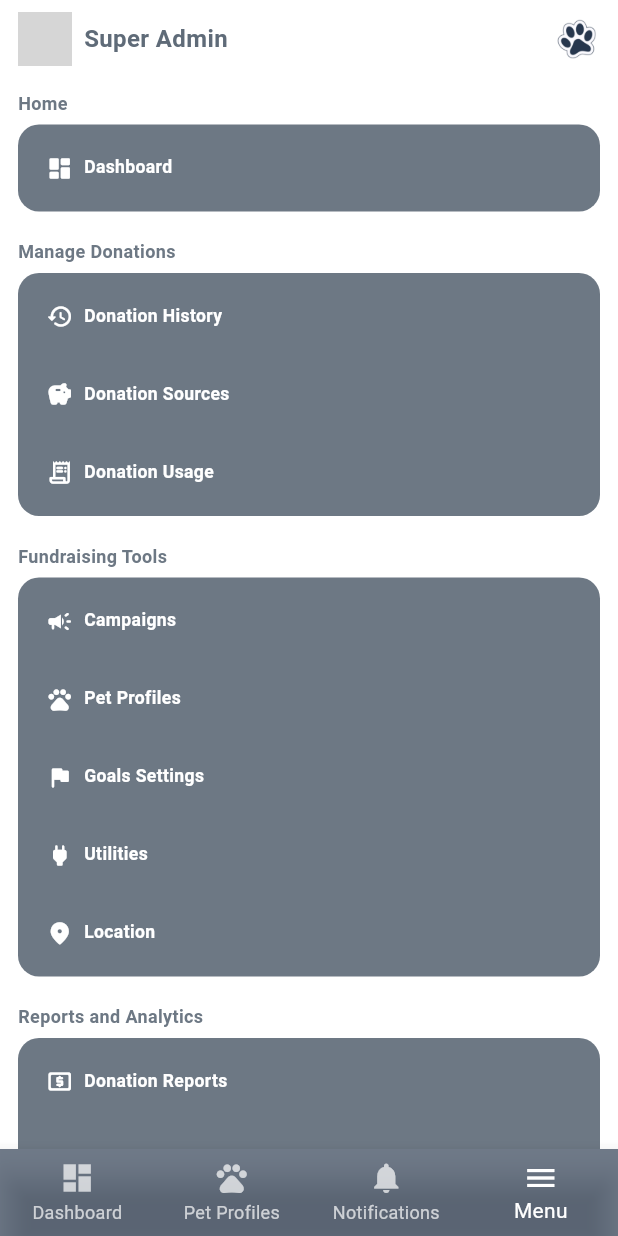
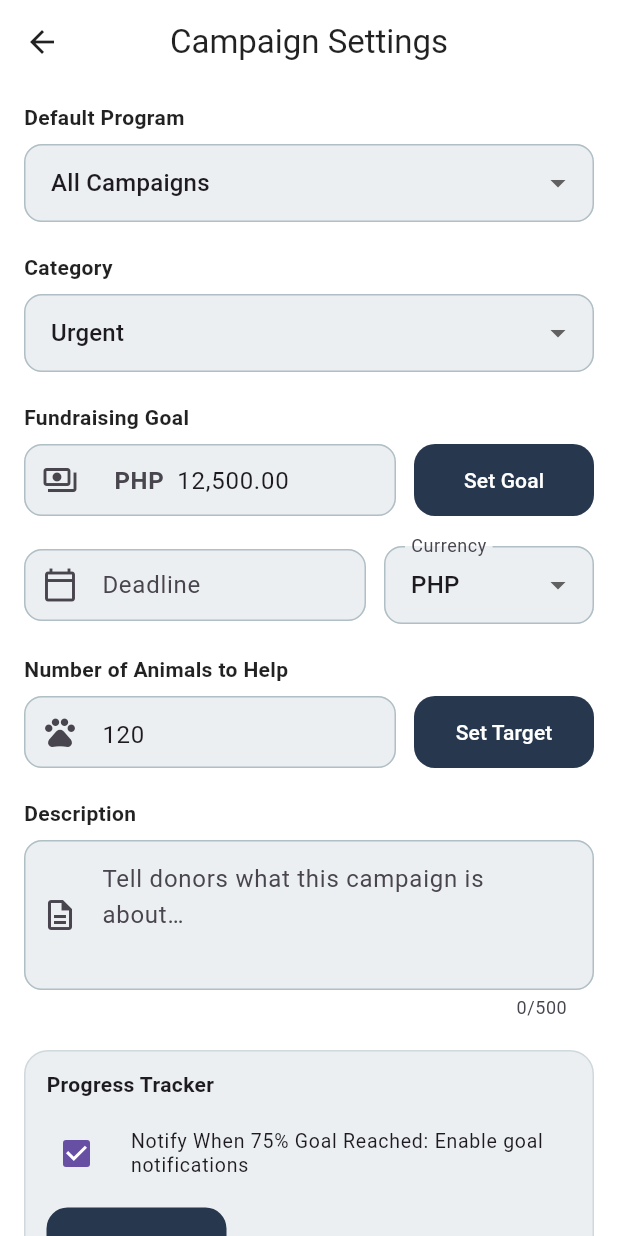
Before and after one commit to justtrona/pawlytics, a Flutter app: the screen it shows after launch, item 4 of the bottom bar chosen, after a tap on "Campaigns", on a phone screen of 412 x 824 dp. Run offline on Flutter 3.47's test engine with Material 3 defaults, Android fonts, the phone set to English and light mode, and no system bars; our stand-ins replace fl_chart, supabase_flutter; accounts and stored records are empty; grey boxes are pictures that could not be loaded.

Commit message:
added campaigns settings

```diff
--- a/lib/route/route.dart
+++ b/lib/route/route.dart
@@ -4,6 +4,7 @@ import 'package:pawlytics/views/admin/admin_widgets/navigation-buttons.dart';
 import 'package:pawlytics/views/get_start/get_started.dart';
 import 'package:pawlytics/views/get_start/login_page.dart';
 import 'package:pawlytics/views/get_start/sign_up.dart';
+import 'package:pawlytics/views/admin/campaigns-settings.dart';
 
 // route navigation list
 
@@ -12,6 +13,7 @@ const String login = 'login';
 const String signup = 'signup';
 const String adminDashboard = 'admin-dashboard';
 const String navigationButtonAdmin = 'navigation-button-admin';
+const String campaignSettings = 'campaigns-settings';
 
 Route<dynamic> controller(RouteSettings settings) {
   switch (settings.name) {
@@ -25,6 +27,8 @@ Route<dynamic> controller(RouteSettings settings) {
       return MaterialPageRoute(builder: (context) => AdminDashboard());
     case navigationButtonAdmin:
       return MaterialPageRoute(builder: (context) => NavigationButtonAdmin());
+    case campaignSettings:
+      return MaterialPageRoute(builder: (context) => CampaignSettingsScreen());
 
     default:
       return MaterialPageRoute(builder: (_) => const NavigationButtonAdmin());
--- a/lib/views/admin/admin-menu.dart
+++ b/lib/views/admin/admin-menu.dart
@@ -1,4 +1,5 @@
 import 'package:flutter/material.dart';
+import 'package:pawlytics/route/route.dart' as route;
 
 const brand = Color(0xFF27374D);
 const sectionBg = Color(0xFFCFD6DE); // soft grey like the mock
@@ -98,10 +99,14 @@ class _menuBarState extends State<menuBar> {
 
                   const _SectionTitle('Fundraising Tools'),
                   _SectionCard(
-                    children: const [
+                    children: [
                       _MenuItem(
                         icon: Icons.campaign_rounded,
                         label: 'Campaigns',
+                        onTap: () => Navigator.pushNamed(
+                          context,
+                          route.campaignSettings,
+                        ),
                       ),
                       _MenuItem(
                         icon: Icons.pets_rounded,
--- a/lib/views/admin/campaigns-main.dart
+++ /dev/null
@@ -1,15 +0,0 @@
-import 'package:flutter/material.dart';
-
-class campaignsMain extends StatefulWidget {
-  const campaignsMain({super.key});
-
-  @override
-  State<campaignsMain> createState() => _campaignsMainState();
-}
-
-class _campaignsMainState extends State<campaignsMain> {
-  @override
-  Widget build(BuildContext context) {
-    return const Placeholder();
-  }
-}
--- /dev/null
+++ b/lib/views/admin/campaigns-settings.dart
@@ -0,0 +1,344 @@
+import 'package:flutter/material.dart';
+
+class CampaignSettingsScreen extends StatefulWidget {
+  const CampaignSettingsScreen({super.key});
+
+  @override
+  State<CampaignSettingsScreen> createState() => _CampaignSettingsScreenState();
+}
+
+class _CampaignSettingsScreenState extends State<CampaignSettingsScreen> {
+  // Branding
+  static const brand = Color(0xFF27374D);
+
+  // Spacing & sizing
+  static const double kSectionGap = 20; // vertical gap between sections
+  static const double kFieldGap = 12; // horizontal gap inside rows
+  static const double kControlHeight = 48; // aim for consistent control height
+  static const EdgeInsets kScreenPadding = EdgeInsets.fromLTRB(16, 12, 16, 24);
+
+  // State
+  String _program = 'All Campaigns';
+  String _category = 'Urgent';
+  String _currency = 'PHP';
+  bool _notifyAt75 = true;
+
+  final _goalCtrl = TextEditingController(text: '12,500.00');
+  final _animalsCtrl = TextEditingController(text: '120');
+  final _deadlineCtrl = TextEditingController(text: '');
+  final _descCtrl = TextEditingController();
+
+  @override
+  void dispose() {
+    _goalCtrl.dispose();
+    _animalsCtrl.dispose();
+    _deadlineCtrl.dispose();
+    _descCtrl.dispose();
+    super.dispose();
+  }
+
+  OutlineInputBorder _border([Color? c]) => OutlineInputBorder(
+    borderRadius: BorderRadius.circular(12),
+    borderSide: BorderSide(color: c ?? Colors.blueGrey.shade200, width: 1),
+  );
+
+  InputDecoration _dec({
+    String? label,
+    String? hint,
+    Widget? prefixIcon,
+    Widget? suffixIcon,
+    Widget? prefix,
+  }) {
+    return InputDecoration(
+      labelText: label,
+      hintText: hint,
+      prefixIcon: prefixIcon,
+      suffixIcon: suffixIcon,
+      prefix: prefix,
+      filled: true,
+      fillColor: Colors.blueGrey.shade50,
+      // ~48px tall field (14 top + 14 bottom + font height)
+      contentPadding: const EdgeInsets.symmetric(horizontal: 14, vertical: 14),
+      enabledBorder: _border(),
+      focusedBorder: _border(Colors.blueGrey.shade400),
+      isDense: false,
+    );
+  }
+
+  Widget _sectionLabel(String text) => Padding(
+    padding: const EdgeInsets.only(bottom: 8),
+    child: Text(
+      text,
+      style: const TextStyle(
+        fontWeight: FontWeight.w700,
+        color: Colors.black87,
+      ),
+    ),
+  );
+
+  ButtonStyle get _primaryBtn => ElevatedButton.styleFrom(
+    backgroundColor: brand,
+    foregroundColor: Colors.white,
+    elevation: 0,
+    padding: const EdgeInsets.symmetric(horizontal: 18),
+    minimumSize: const Size(120, kControlHeight), // consistent button height
+    shape: RoundedRectangleBorder(borderRadius: BorderRadius.circular(14)),
+  );
+
+  Future<void> _pickDeadline() async {
+    final now = DateTime.now();
+    final picked = await showDatePicker(
+      context: context,
+      firstDate: now,
+      lastDate: DateTime(now.year + 5),
+      initialDate: now,
+      builder: (context, child) => Theme(
+        data: Theme.of(
+          context,
+        ).copyWith(colorScheme: ColorScheme.fromSeed(seedColor: brand)),
+        child: child!,
+      ),
+    );
+    if (picked != null) {
+      _deadlineCtrl.text =
+          '${picked.month.toString().padLeft(2, '0')}/${picked.day.toString().padLeft(2, '0')}/${picked.year}';
+      setState(() {});
+    }
+  }
+
+  SizedBox get _vGap => const SizedBox(height: kSectionGap);
+  SizedBox get _hGap => const SizedBox(width: kFieldGap);
+
+  @override
+  Widget build(BuildContext context) {
+    return Scaffold(
+      backgroundColor: Colors.white,
+      appBar: AppBar(
+        leading: const BackButton(),
+        title: const Text('Campaign Settings'),
+        centerTitle: true,
+        elevation: 0,
+        backgroundColor: Colors.white,
+        foregroundColor: Colors.black87,
+      ),
+      body: SafeArea(
+        child: ListView(
+          padding: kScreenPadding,
+          children: [
+            // Default Program
+            _sectionLabel('Default Program'),
+            DropdownButtonFormField<String>(
+              value: _program,
+              borderRadius: BorderRadius.circular(12),
+              decoration: _dec(),
+              items: const [
+                DropdownMenuItem(
+                  value: 'All Campaigns',
+                  child: Text('All Campaigns'),
+                ),
+                DropdownMenuItem(value: 'Rescue', child: Text('Rescue')),
+                DropdownMenuItem(
+                  value: 'Vaccination',
+                  child: Text('Vaccination'),
+                ),
+                DropdownMenuItem(
+                  value: 'Spay/Neuter',
+                  child: Text('Spay/Neuter'),
+                ),
+              ],
+              onChanged: (v) => setState(() => _program = v!),
+            ),
+
+            _vGap,
+
+            // Category
+            _sectionLabel('Category'),
+            DropdownButtonFormField<String>(
+              value: _category,
+              borderRadius: BorderRadius.circular(12),
+              decoration: _dec(),
+              items: const [
+                DropdownMenuItem(value: 'Urgent', child: Text('Urgent')),
+                DropdownMenuItem(value: 'Medical', child: Text('Medical')),
+                DropdownMenuItem(value: 'Shelter', child: Text('Shelter')),
+                DropdownMenuItem(value: 'Food', child: Text('Food')),
+              ],
+              onChanged: (v) => setState(() => _category = v!),
+            ),
+
+            _vGap,
+
+            // Fundraising Goal + button
+            _sectionLabel('Fundraising Goal'),
+            Row(
+              children: [
+                Expanded(
+                  child: SizedBox(
+                    height: kControlHeight,
+                    child: TextField(
+                      controller: _goalCtrl,
+                      keyboardType: const TextInputType.numberWithOptions(
+                        decimal: true,
+                      ),
+                      decoration: _dec(
+                        prefixIcon: const Icon(Icons.payments_outlined),
+                        prefix: Padding(
+                          padding: const EdgeInsets.only(left: 8, right: 4),
+                          child: Text(
+                            '$_currency ',
+                            style: const TextStyle(fontWeight: FontWeight.w600),
+                          ),
+                        ),
+                      ),
+                    ),
+                  ),
+                ),
+                _hGap,
+                ElevatedButton(
+                  style: _primaryBtn,
+                  onPressed: () => ScaffoldMessenger.of(context).showSnackBar(
+                    SnackBar(
+                      content: Text('Goal set to $_currency ${_goalCtrl.text}'),
+                    ),
+                  ),
+                  child: const Text('Set Goal'),
+                ),
+              ],
+            ),
+
+            _vGap,
+
+            // Deadline + Currency
+            Row(
+              children: [
+                Expanded(
+                  child: SizedBox(
+                    height: kControlHeight,
+                    child: TextField(
+                      controller: _deadlineCtrl,
+                      readOnly: true,
+                      onTap: _pickDeadline,
+                      decoration: _dec(
+                        label: 'Deadline',
+                        hint: 'MM/DD/YYYY',
+                        prefixIcon: const Icon(Icons.calendar_today_outlined),
+                      ),
+                    ),
+                  ),
+                ),
+                _hGap,
+                SizedBox(
+                  width: 140,
+                  child: DropdownButtonFormField<String>(
+                    value: _currency,
+                    borderRadius: BorderRadius.circular(12),
+                    decoration: _dec(label: 'Currency'),
+                    items: const [
+                      DropdownMenuItem(value: 'PHP', child: Text('PHP')),
+                      DropdownMenuItem(value: 'USD', child: Text('USD')),
+                      DropdownMenuItem(value: 'EUR', child: Text('EUR')),
+                    ],
+                    onChanged: (v) => setState(() => _currency = v!),
+                  ),
+                ),
+              ],
+            ),
+
+            _vGap,
+
+            // Number of Animals + button
+            _sectionLabel('Number of Animals to Help'),
+            Row(
+              children: [
+                Expanded(
+                  child: SizedBox(
+                    height: kControlHeight,
+                    child: TextField(
+                      controller: _animalsCtrl,
+                      keyboardType: TextInputType.number,
+                      decoration: _dec(
+                        prefixIcon: const Icon(Icons.pets_outlined),
+                      ),
+                    ),
+                  ),
+                ),
+                _hGap,
+                ElevatedButton(
+                  style: _primaryBtn,
+                  onPressed: () => ScaffoldMessenger.of(context).showSnackBar(
+                    SnackBar(
+                      content: Text('Target set to ${_animalsCtrl.text}'),
+                    ),
+                  ),
+                  child: const Text('Set Target'),
+                ),
+              ],
+            ),
+
+            _vGap,
+
+            // Description
+            _sectionLabel('Description'),
+            TextField(
+              controller: _descCtrl,
+              minLines: 3,
+              maxLines: 6,
+              maxLength: 500,
+              decoration: _dec(
+                hint: 'Tell donors what this campaign is about…',
+                prefixIcon: const Icon(Icons.description_outlined),
+              ),
+            ),
+
+            _vGap,
+
+            // Progress tracker card
+            Container(
+              decoration: BoxDecoration(
+                color: Colors.blueGrey.shade50,
+                borderRadius: BorderRadius.circular(16),
+                border: Border.all(color: Colors.blueGrey.shade100),
+              ),
+              padding: const EdgeInsets.fromLTRB(14, 12, 14, 14),
+              child: Column(
+                crossAxisAlignment: CrossAxisAlignment.start,
+                children: [
+                  const Text(
+                    'Progress Tracker',
+                    style: TextStyle(fontWeight: FontWeight.w700),
+                  ),
+                  const SizedBox(height: kFieldGap),
+                  CheckboxListTile(
+                    contentPadding: EdgeInsets.zero,
+                    dense: true,
+                    controlAffinity: ListTileControlAffinity.leading,
+                    value: _notifyAt75,
+                    onChanged: (v) => setState(() => _notifyAt75 = v ?? false),
+                    title: const Text(
+                      'Notify When 75% Goal Reached: Enable goal notifications',
+                      style: TextStyle(height: 1.2),
+                    ),
+                  ),
+                  const SizedBox(height: kFieldGap),
+                  ElevatedButton(
+                    style: _primaryBtn,
+                    onPressed: () => ScaffoldMessenger.of(context).showSnackBar(
+                      SnackBar(
+                        content: Text(
+                          _notifyAt75
+                              ? 'Notifications enabled at 75% of goal'
+                              : 'Notifications disabled',
+                        ),
+                      ),
+                    ),
+                    child: const Text('Set Target'),
+                  ),
+                ],
+              ),
+            ),
+          ],
+        ),
+      ),
+    );
+  }
+}
```
